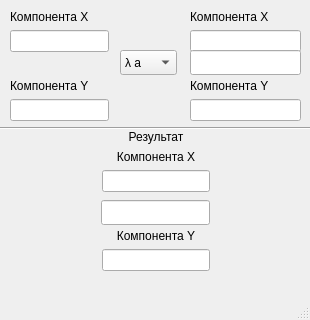
Before: the Qt Designer form vectorwindow.ui in Etwas-Trufanov/OOP_VectorQT, drawn with Qt 5.
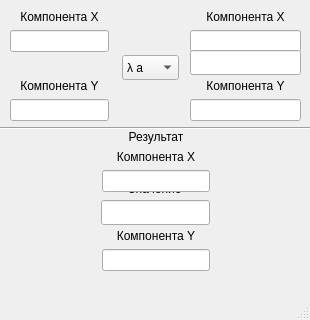
After: the same form once the commit is applied.

Diff of the .ui file:
```diff
--- a/vectorwindow.ui
+++ b/vectorwindow.ui
@@ -50,6 +50,9 @@
        <property name="text">
         <string>Компонента X</string>
        </property>
+       <property name="alignment">
+        <set>Qt::AlignmentFlag::AlignCenter</set>
+       </property>
       </widget>
      </item>
      <item>
@@ -76,6 +79,9 @@
        <property name="text">
         <string>Компонента Y</string>
        </property>
+       <property name="alignment">
+        <set>Qt::AlignmentFlag::AlignCenter</set>
+       </property>
       </widget>
      </item>
      <item>
@@ -224,6 +230,9 @@
        <property name="text">
         <string>Компонента X</string>
        </property>
+       <property name="alignment">
+        <set>Qt::AlignmentFlag::AlignCenter</set>
+       </property>
       </widget>
      </item>
      <item>
@@ -250,6 +259,9 @@
        <property name="text">
         <string>Компонента Y</string>
        </property>
+       <property name="alignment">
+        <set>Qt::AlignmentFlag::AlignCenter</set>
+       </property>
       </widget>
      </item>
      <item>
@@ -264,8 +276,8 @@
    <widget class="QComboBox" name="operation">
     <property name="geometry">
      <rect>
-      <x>120</x>
-      <y>50</y>
+      <x>122</x>
+      <y>55</y>
       <width>57</width>
       <height>25</height>
      </rect>
@@ -328,6 +340,33 @@
      </rect>
     </property>
    </widget>
+   <widget class="QLabel" name="valueLabel">
+    <property name="geometry">
+     <rect>
+      <x>101</x>
+      <y>180</y>
+      <width>108</width>
+      <height>17</height>
+     </rect>
+    </property>
+    <property name="whatsThis">
+     <string/>
+    </property>
+    <property name="text">
+     <string>Значение</string>
+    </property>
+    <property name="alignment">
+     <set>Qt::AlignmentFlag::AlignCenter</set>
+    </property>
+   </widget>
+   <zorder>valueLabel</zorder>
+   <zorder>verticalLayoutWidget_2</zorder>
+   <zorder>horizontalLayoutWidget_2</zorder>
+   <zorder>line</zorder>
+   <zorder>verticalLayoutWidget</zorder>
+   <zorder>operation</zorder>
+   <zorder>resultField</zorder>
+   <zorder>constEdit</zorder>
   </widget>
   <widget class="QMenuBar" name="menubar">
    <property name="geometry">
```
